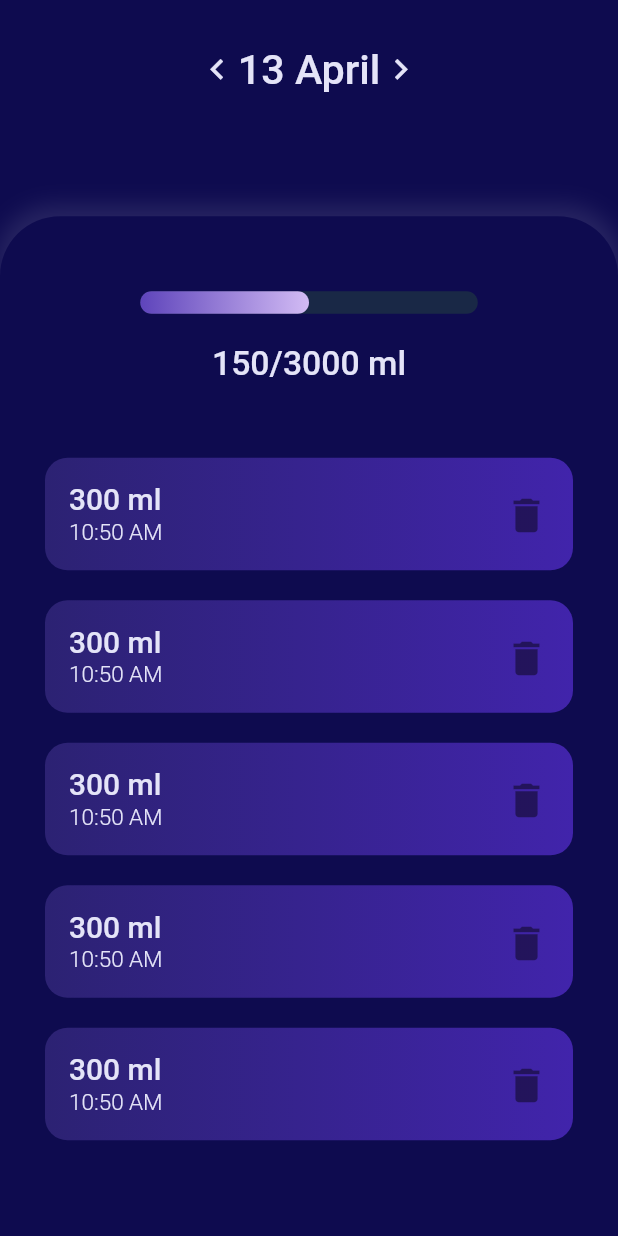
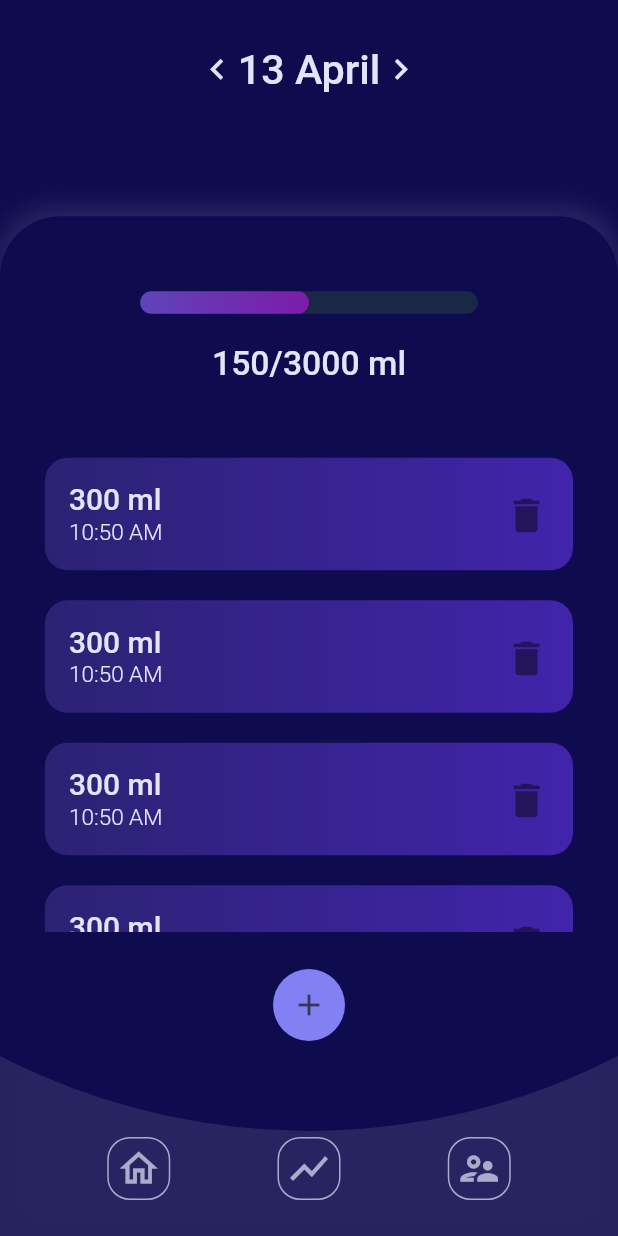
Before and after one commit to nimiology/water_tracker_flutter, a Flutter app: the screen it shows after launch, on a phone screen of 412 x 824 dp. Run offline on Flutter 3.47's test engine with Material 2 defaults, Android fonts, the phone set to English and light mode, and no system bars; our stand-ins replace google_fonts.

Commit message:
home screen

```diff
--- /dev/null
+++ b/lib/widgets/add_water_tracker_widget.dart
@@ -0,0 +1,23 @@
+import 'package:flutter/material.dart';
+
+class AddWaterTracker extends StatelessWidget {
+  const AddWaterTracker({Key? key}) : super(key: key);
+
+  @override
+  Widget build(BuildContext context) {
+    return Container(
+        margin: const EdgeInsets.only(bottom: 10),
+        decoration: BoxDecoration(
+          color: const Color.fromRGBO(130, 128, 242, 1),
+          borderRadius: BorderRadius.circular(25),
+        ),
+        child: IconButton(
+            onPressed: () {
+              print('asdf');
+            },
+            icon: const Icon(
+              Icons.add,
+              color: Color.fromRGBO(56, 52, 87, 1),
+            )));
+  }
+}
--- /dev/null
+++ b/lib/widgets/bottom_navigate_widget.dart
@@ -0,0 +1,72 @@
+import 'package:flutter/material.dart';
+
+void main() => runApp(MyContainer());
+
+class CustomClipperImage extends CustomClipper<Path> {
+  @override
+  getClip(Size size) {
+    var path = Path();
+    path.lineTo(0, size.height);
+
+    path.lineTo(size.width, size.height);
+    path.lineTo(size.width, 0);
+    // var firstEnd = Offset(size.width / 2, size.height / 2);
+    path.arcToPoint(const Offset(0, -800), radius: const Radius.circular(1));
+
+    path.close();
+    return path;
+  }
+
+  @override
+  bool shouldReclip(CustomClipper oldClipper) {
+    return false;
+  }
+}
+
+class MyContainer extends StatelessWidget {
+  Widget makeButtom(IconData icon, Color? color) {
+    final iconColor = color!.withOpacity(0.7);
+    return Container(
+        padding: EdgeInsets.all(5),
+        decoration: BoxDecoration(
+            borderRadius: BorderRadius.circular(15),
+            border: Border.all(color: iconColor)),
+        child: Icon(
+          icon,
+          size: 30,
+          color: iconColor,
+        ));
+  }
+
+  @override
+  Widget build(BuildContext context) {
+    final theme = Theme.of(context);
+    return ClipPath(
+        clipper: CustomClipperImage(),
+        child: Container(
+          height: 120,
+          width: 500,
+          padding: EdgeInsets.only(top: 30),
+          decoration: BoxDecoration(
+            // color: const Color.fromRGBO(14, 11, 79, 1),
+            boxShadow: [
+              BoxShadow(
+                color: Colors.white.withOpacity(0.1),
+                blurRadius: 50.0,
+                spreadRadius: 50.0,
+                offset: const Offset(0, 0),
+              ),
+            ],
+          ),
+          child: Row(
+            mainAxisAlignment: MainAxisAlignment.spaceEvenly,
+            children: [
+              makeButtom(Icons.home_outlined, theme.textTheme.headline1!.color),
+              makeButtom(Icons.show_chart, theme.textTheme.headline1!.color),
+              makeButtom(Icons.supervisor_account_outlined,
+                  theme.textTheme.headline1!.color),
+            ],
+          ),
+        ));
+  }
+}
--- a/lib/widgets/progress_bar_widget.dart
+++ b/lib/widgets/progress_bar_widget.dart
@@ -21,7 +21,7 @@ class ProgressBar extends StatelessWidget {
           decoration: BoxDecoration(
               gradient: const LinearGradient(colors: [
                 Color.fromRGBO(94, 68, 187, 1),
-                Color.fromRGBO(210, 187, 244, 1),
+                Color.fromRGBO(125,27,170,1),
               ]),
               borderRadius: BorderRadius.circular(100)),
         ),
--- a/lib/widgets/water_history_list_widget.dart
+++ b/lib/widgets/water_history_list_widget.dart
@@ -1,5 +1,6 @@
 import 'package:flutter/material.dart';
-import 'package:water_tracker_flutter/widgets/water_history_widget.dart';
+
+import 'water_history_widget.dart';
 
 class WaterHistoryList extends StatelessWidget {
   const WaterHistoryList({Key? key}) : super(key: key);
@@ -8,7 +9,7 @@ class WaterHistoryList extends StatelessWidget {
   Widget build(BuildContext context) {
     return Expanded(
       child: Container(
-          margin: const EdgeInsets.only( top: 30, bottom:60),
+          margin: const EdgeInsets.only( top: 30, bottom:25),
           child: ListView(
             padding: const EdgeInsets.only(top: 20,right: 20, left:20,),
           children: const [
--- a/lib/widgets/widget_body_widget.dart
+++ b/lib/widgets/widget_body_widget.dart
@@ -1,8 +1,10 @@
 import 'package:flutter/material.dart';
 import 'package:flutter/rendering.dart';
-import 'package:water_tracker_flutter/widgets/volume_widget.dart';
 
+import 'add_water_tracker_widget.dart';
+import 'bottom_navigate_widget.dart';
 import 'progress_bar_widget.dart';
+import 'volume_widget.dart';
 import 'water_history_list_widget.dart';
 
 
@@ -35,6 +37,8 @@ class WidgetBody extends StatelessWidget {
             ProgressBar(volume: 50),
             const Volume(),
             const WaterHistoryList(),
+            const AddWaterTracker(),
+            MyContainer()
           ],
         ),
     );
```
